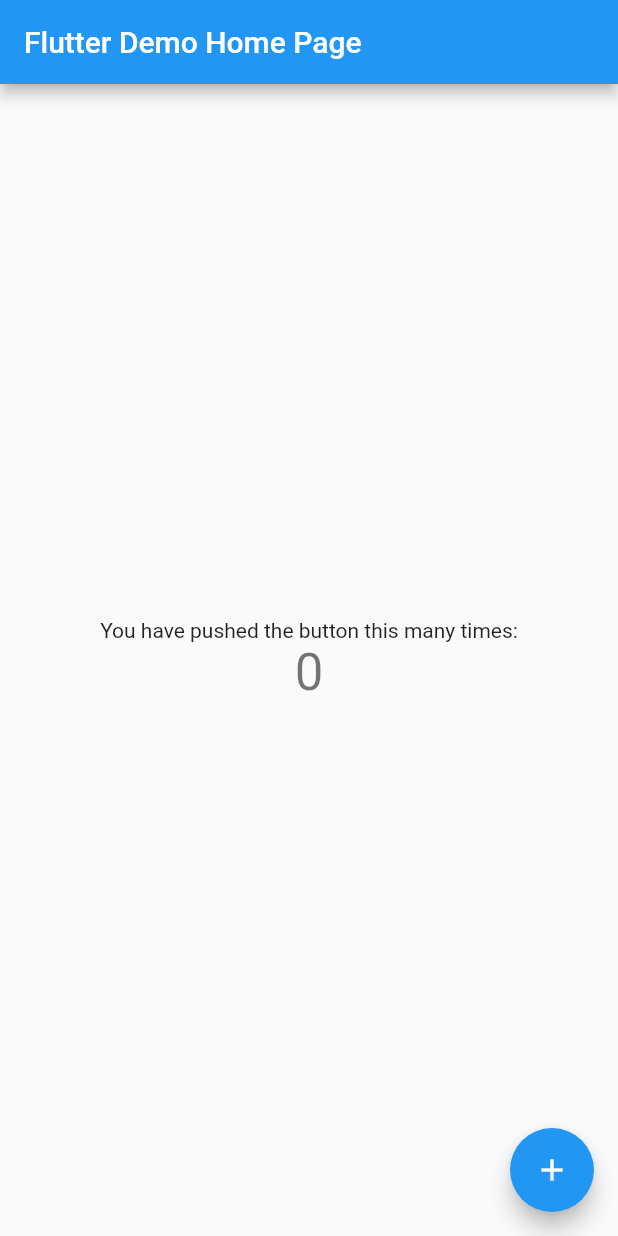
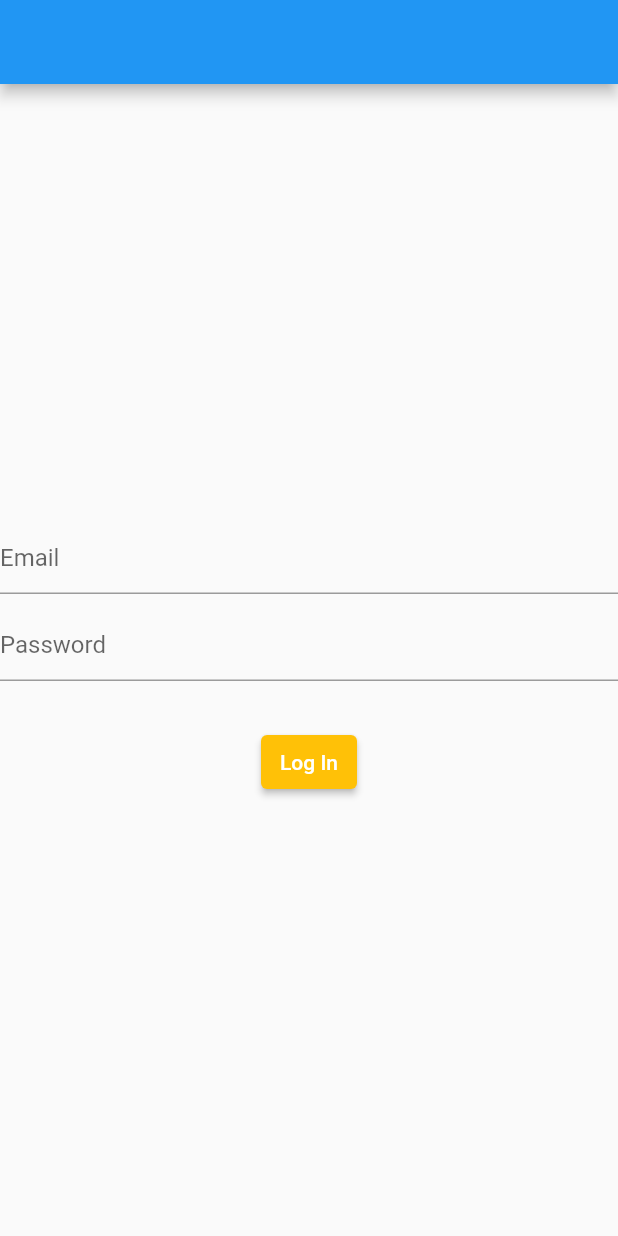
Before and after one commit to harsh3401/PostIt, a Flutter app: the screen it shows after launch, on a phone screen of 412 x 824 dp. Run offline on Flutter 3.47's test engine with Material 2 defaults, Android fonts, the phone set to English and light mode, and no system bars; our stand-ins replace firebase_auth, firebase_core; accounts and stored records are empty.

Commit message:
signup-login-logout added

```diff
--- a/lib/main.dart
+++ b/lib/main.dart
@@ -1,6 +1,8 @@
 import 'package:flutter/material.dart';
-
-void main() {
+import 'views/login.dart';
+import 'package:firebase_core/firebase_core.dart';
+void main() async {
+  await Firebase.initializeApp();
   runApp(MyApp());
 }
 
@@ -22,92 +24,7 @@
         // is not restarted.
         primarySwatch: Colors.blue,
       ),
-      home: MyHomePage(title: 'Flutter Demo Home Page'),
+      home : LoginPage(),
     );
   }
 }
-
-class MyHomePage extends StatefulWidget {
-  MyHomePage({Key? key, required this.title}) : super(key: key);
-
-  // This widget is the home page of your application. It is stateful, meaning
-  // that it has a State object (defined below) that contains fields that affect
-  // how it looks.
-
-  // This class is the configuration for the state. It holds the values (in this
-  // case the title) provided by the parent (in this case the App widget) and
-  // used by the build method of the State. Fields in a Widget subclass are
-  // always marked "final".
-
-  final String title;
-
-  @override
-  _MyHomePageState createState() => _MyHomePageState();
-}
-
-class _MyHomePageState extends State<MyHomePage> {
-  int _counter = 0;
-
-  void _incrementCounter() {
-    setState(() {
-      // This call to setState tells the Flutter framework that something has
-      // changed in this State, which causes it to rerun the build method below
-      // so that the display can reflect the updated values. If we changed
-      // _counter without calling setState(), then the build method would not be
-      // called again, and so nothing would appear to happen.
-      _counter++;
-    });
-  }
-
-  @override
-  Widget build(BuildContext context) {
-    // This method is rerun every time setState is called, for instance as done
-    // by the _incrementCounter method above.
-    //
-    // The Flutter framework has been optimized to make rerunning build methods
-    // fast, so that you can just rebuild anything that needs updating rather
-    // than having to individually change instances of widgets.
-    return Scaffold(
-      appBar: AppBar(
-        // Here we take the value from the MyHomePage object that was created by
-        // the App.build method, and use it to set our appbar title.
-        title: Text(widget.title),
-      ),
-      body: Center(
-        // Center is a layout widget. It takes a single child and positions it
-        // in the middle of the parent.
-        child: Column(
-          // Column is also a layout widget. It takes a list of children and
-          // arranges them vertically. By default, it sizes itself to fit its
-          // children horizontally, and tries to be as tall as its parent.
-          //
-          // Invoke "debug painting" (press "p" in the console, choose the
-          // "Toggle Debug Paint" action from the Flutter Inspector in Android
-          // Studio, or the "Toggle Debug Paint" command in Visual Studio Code)
-          // to see the wireframe for each widget.
-          //
-          // Column has various properties to control how it sizes itself and
-          // how it positions its children. Here we use mainAxisAlignment to
-          // center the children vertically; the main axis here is the vertical
-          // axis because Columns are vertical (the cross axis would be
-          // horizontal).
-          mainAxisAlignment: MainAxisAlignment.center,
-          children: <Widget>[
-            Text(
-              'You have pushed the button this many times:',
-            ),
-            Text(
-              '$_counter',
-              style: Theme.of(context).textTheme.headline4,
-            ),
-          ],
-        ),
-      ),
-      floatingActionButton: FloatingActionButton(
-        onPressed: _incrementCounter,
-        tooltip: 'Increment',
-        child: Icon(Icons.add),
-      ), // This trailing comma makes auto-formatting nicer for build methods.
-    );
-  }
-}
--- /dev/null
+++ b/lib/services/Auth.dart
@@ -0,0 +1,62 @@
+import 'package:firebase_auth/firebase_auth.dart';
+import 'package:firebase_core/firebase_core.dart';
+class AuthService{
+    FirebaseAuth _auth = FirebaseAuth.instance;
+
+    Future<User?> registerUsingEmailPassword({
+    required String? name,
+    required String? email,
+    required String? password,
+  }) async {
+    User? user;
+    try {
+      UserCredential userCredential = await _auth.createUserWithEmailAndPassword(
+        email: email!,
+        password: password!,
+      );
+      user = userCredential.user;
+      await user!.updateDisplayName(name);
+      await user.reload();
+      user = _auth.currentUser;
+    } on FirebaseAuthException catch (e) {
+      if (e.code == 'weak-password') {
+        print('The password provided is too weak.');
+      } else if (e.code == 'email-already-in-use') {
+        print('The account already exists for that email.');
+      }
+    } catch (e) {
+      print(e);
+    }
+    return user;
+  }
+
+
+  Future signInUser({required String? email, required String? password})async{
+     User? user;
+
+     try{
+       UserCredential userCredential = await _auth.signInWithEmailAndPassword(email: email!, password: password!);
+       user = userCredential.user;
+     }on FirebaseAuthException catch (e) {
+       if(e.code=='user-not-found'){
+          print("No user found for that email");
+       }else if(e.code=="wrong-password"){
+         print("Wrong password was provided");
+       }
+     }
+
+     return user;
+  }
+
+
+  Future signOutUser()async{
+    await _auth.signOut();
+    print("Successfully signed out!!");
+  }
+
+
+
+
+
+
+}
--- /dev/null
+++ b/lib/services/Validate.dart
@@ -0,0 +1,40 @@
+class AuthValidation{
+
+    static String? nameValidator({required String? name}){
+       if(name!.isEmpty){
+         return "The name field can't be empty";
+       }
+
+       return null;
+    }
+
+    static String? emailValidator({required String? email}){
+        if(email!.isEmpty){
+          return "The email field can't be empty";
+        }
+        RegExp emailRegExp = RegExp(
+        r"^[a-zA-Z0-9.!#$%&'*+/=?^_`{|}~-]+@[a-zA-Z0-9](?:[a-zA-Z0-9-]{0,253}[a-zA-Z0-9])?(?:\.[a-zA-Z0-9](?:[a-zA-Z0-9-]{0,253}[a-zA-Z0-9])?)*$");
+        if(!emailRegExp.hasMatch(email)){
+          return "The email you've entered is not valid";
+        }
+
+        return null;
+    }
+
+    static String? passwordValidator({required String? password}){
+      if(password!.isEmpty){
+        return "Enter the password";
+      }
+
+      RegExp passwordRegExp = RegExp(r"^(?=.*[0-9])(?=.*[a-z])(?=.*[A-Z])(?=.*[@#$%^&-+=()])(?=\\S+$).{8, 20}$");
+
+
+      if(!passwordRegExp.hasMatch(password)){
+        return "The password you entered doesn't meet the requirements";
+      }
+
+      return null;
+
+    }
+
+}
--- /dev/null
+++ b/lib/views/login.dart
@@ -0,0 +1,110 @@
+import 'package:flutter/material.dart';
+import '../services/Validate.dart';
+import '../services/Auth.dart';
+import 'package:firebase_auth/firebase_auth.dart';
+
+class LoginPage extends StatefulWidget {
+  const LoginPage({ Key? key }) : super(key: key);
+
+  @override
+  _LoginPageState createState() => _LoginPageState();
+}
+
+class _LoginPageState extends State<LoginPage> {
+  String? email;
+  String? password;
+  final _formKey = GlobalKey<FormState>();
+  @override
+  Widget build(BuildContext context) {
+    return Scaffold(
+        appBar : AppBar(
+          title : Text("Login",
+          style : TextStyle(
+            color : Colors.blue,
+            fontSize : 20,
+            fontWeight : FontWeight.bold,
+          ),
+
+          ),
+          centerTitle : true,
+        ),
+        body : Container(
+          child : Container(
+        child : Column(
+          mainAxisAlignment : MainAxisAlignment.center,
+          crossAxisAlignment : CrossAxisAlignment.center,
+          children :<Widget> [
+              Form(
+                key : _formKey,
+                child : Column(children: [
+
+                  TextFormField(
+                    onChanged : (data){
+                      setState((){
+                        email = data;
+                      });
+                    },
+                    validator : (value){
+                      return AuthValidation.emailValidator(email : value);
+                    },
+                    decoration : InputDecoration(
+                      hintText : "Email",
+                      errorBorder: UnderlineInputBorder(
+                            borderRadius: BorderRadius.circular(6.0),
+                            borderSide: BorderSide(
+                              color: Colors.red,
+                            ),
+                          ),
+                    )
+                  ),
+                  SizedBox(height : 10),
+
+                  TextFormField(
+                    obscureText : true,
+                    onChanged : (data){
+                      setState((){
+                        password = data;
+                      });
+                    },
+                    validator : (value){
+                      return AuthValidation.passwordValidator(password : value);
+                    },
+                    decoration : InputDecoration(
+                      hintText : "Password",
+                      errorBorder: UnderlineInputBorder(
+                            borderRadius: BorderRadius.circular(6.0),
+                            borderSide: BorderSide(
+                              color: Colors.red,
+                            ),
+                          ),
+                    )
+                  ),
+                  SizedBox(height:30),
+                  ElevatedButton(
+                    onPressed : ()async{
+                      if(_formKey.currentState!.validate()){
+                         AuthService authService = new AuthService();
+                         User? user; await authService.signInUser(email: email, password: password)
+                                            .then((response)=>{
+                                              user = response
+                                            });
+                         if(user!=null){
+                           print("The user has been successfully logged in");
+                         }
+                      }
+                    },
+                    child : Text("Log In"),
+                    style : ButtonStyle(
+                      backgroundColor : MaterialStateProperty.all(Colors.amber),
+                      padding : MaterialStateProperty.all(EdgeInsets.all(10.0))),
+                    ),
+
+                ],)
+              )
+          ],
+        ),
+      ),
+      ),
+      );
+  }
+}
--- a/pubspec.yaml
+++ b/pubspec.yaml
@@ -23,6 +23,9 @@
 dependencies:
   flutter:
     sdk: flutter
+  firebase_core: ^1.0.4
+  firebase_auth: ^1.1.1
+
 
 
   # The following adds the Cupertino Icons font to your application.
```
Also changed, not shown: lib/views/Register.dart (added, +127 -0 lines), pubspec.lock.
